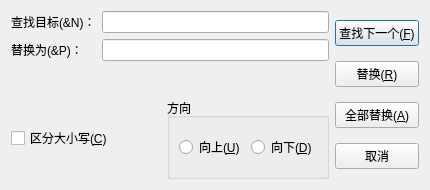
First picture: the form in notepad/replacedialog.ui, repository ChinoKou/QtCourse, before the edit.
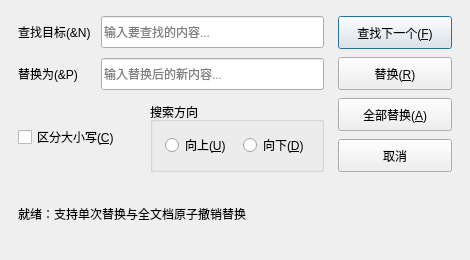
Second picture: the form after the edit.

Diff of the .ui file:
```diff
--- a/notepad/replacedialog.ui
+++ b/notepad/replacedialog.ui
@@ -6,42 +6,106 @@
    <rect>
     <x>0</x>
     <y>0</y>
-    <width>430</width>
-    <height>190</height>
+    <width>470</width>
+    <height>260</height>
    </rect>
   </property>
+  <property name="minimumSize">
+   <size>
+    <width>450</width>
+    <height>245</height>
+   </size>
+  </property>
   <property name="windowTitle">
    <string>替换</string>
   </property>
-  <layout class="QHBoxLayout" name="mainLayout">
+  <layout class="QVBoxLayout" name="rootLayout">
+   <property name="spacing">
+    <number>12</number>
+   </property>
+   <property name="leftMargin">
+    <number>18</number>
+   </property>
+   <property name="topMargin">
+    <number>16</number>
+   </property>
+   <property name="rightMargin">
+    <number>18</number>
+   </property>
+   <property name="bottomMargin">
+    <number>16</number>
+   </property>
+   <item>
+    <layout class="QHBoxLayout" name="bodyLayout">
+     <property name="spacing">
+      <number>14</number>
+     </property>
    <item>
     <layout class="QVBoxLayout" name="leftLayout">
+       <property name="spacing">
+        <number>12</number>
+       </property>
      <item>
       <layout class="QFormLayout" name="formLayout">
+         <property name="horizontalSpacing">
+          <number>10</number>
+         </property>
+         <property name="verticalSpacing">
+          <number>10</number>
+         </property>
        <item row="0" column="0">
         <widget class="QLabel" name="labelTarget">
          <property name="text">
-          <string>查找目标(&amp;N)：</string>
+            <string>查找目标(&amp;N)</string>
          </property>
         </widget>
        </item>
        <item row="0" column="1">
-        <widget class="QLineEdit" name="lineEditTarget"/>
+          <widget class="QLineEdit" name="lineEditTarget">
+           <property name="minimumSize">
+            <size>
+             <width>0</width>
+             <height>32</height>
+            </size>
+           </property>
+           <property name="placeholderText">
+            <string>输入要查找的内容...</string>
+           </property>
+           <property name="clearButtonEnabled">
+            <bool>true</bool>
+           </property>
+          </widget>
        </item>
        <item row="1" column="0">
         <widget class="QLabel" name="labelReplace">
          <property name="text">
-          <string>替换为(&amp;P)：</string>
+            <string>替换为(&amp;P)</string>
          </property>
         </widget>
        </item>
        <item row="1" column="1">
-        <widget class="QLineEdit" name="lineEditReplace"/>
+          <widget class="QLineEdit" name="lineEditReplace">
+           <property name="minimumSize">
+            <size>
+             <width>0</width>
+             <height>32</height>
+            </size>
+           </property>
+           <property name="placeholderText">
+            <string>输入替换后的新内容...</string>
+           </property>
+           <property name="clearButtonEnabled">
+            <bool>true</bool>
+           </property>
+          </widget>
        </item>
       </layout>
      </item>
      <item>
       <layout class="QHBoxLayout" name="optionLayout">
+         <property name="spacing">
+          <number>12</number>
+         </property>
        <item>
         <widget class="QCheckBox" name="checkCaseSensitive">
          <property name="text">
@@ -52,9 +116,24 @@
        <item>
         <widget class="QGroupBox" name="groupBoxDirection">
          <property name="title">
-          <string>方向</string>
+            <string>搜索方向</string>
          </property>
          <layout class="QHBoxLayout" name="directionLayout">
+            <property name="spacing">
+             <number>12</number>
+            </property>
+            <property name="leftMargin">
+             <number>12</number>
+            </property>
+            <property name="topMargin">
+             <number>8</number>
+            </property>
+            <property name="rightMargin">
+             <number>12</number>
+            </property>
+            <property name="bottomMargin">
+             <number>8</number>
+            </property>
           <item>
            <widget class="QRadioButton" name="radioUp">
             <property name="text">
@@ -78,15 +157,33 @@
    </item>
    <item>
     <layout class="QVBoxLayout" name="btnLayout">
+       <property name="spacing">
+        <number>8</number>
+       </property>
      <item>
       <widget class="QPushButton" name="btnFindNext">
+         <property name="minimumSize">
+          <size>
+           <width>114</width>
+           <height>33</height>
+          </size>
+         </property>
        <property name="text">
         <string>查找下一个(&amp;F)</string>
        </property>
+         <property name="default">
+          <bool>true</bool>
+         </property>
       </widget>
      </item>
      <item>
       <widget class="QPushButton" name="btnReplace">
+         <property name="minimumSize">
+          <size>
+           <width>114</width>
+           <height>33</height>
+          </size>
+         </property>
        <property name="text">
         <string>替换(&amp;R)</string>
        </property>
@@ -94,6 +191,12 @@
      </item>
      <item>
       <widget class="QPushButton" name="btnReplaceAll">
+         <property name="minimumSize">
+          <size>
+           <width>114</width>
+           <height>33</height>
+          </size>
+         </property>
        <property name="text">
         <string>全部替换(&amp;A)</string>
        </property>
@@ -101,12 +204,33 @@
      </item>
      <item>
       <widget class="QPushButton" name="btnCancel">
+         <property name="minimumSize">
+          <size>
+           <width>114</width>
+           <height>33</height>
+          </size>
+         </property>
        <property name="text">
         <string>取消</string>
        </property>
       </widget>
      </item>
     </layout>
+     </item>
+    </layout>
+   </item>
+   <item>
+    <widget class="QLabel" name="labelStatus">
+     <property name="minimumSize">
+      <size>
+       <width>0</width>
+       <height>28</height>
+      </size>
+     </property>
+     <property name="text">
+      <string>就绪：支持单次替换与全文档原子撤销替换</string>
+     </property>
+    </widget>
    </item>
   </layout>
  </widget>
```
Left out of the diff: 2 changed lines with no effect on the pictures. Lines whose indentation alone changed are shown as unchanged.
